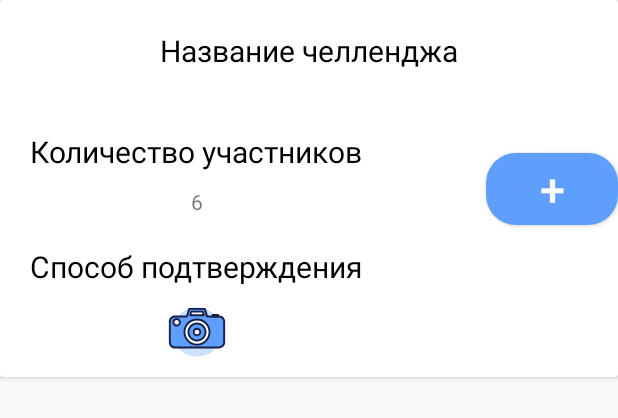
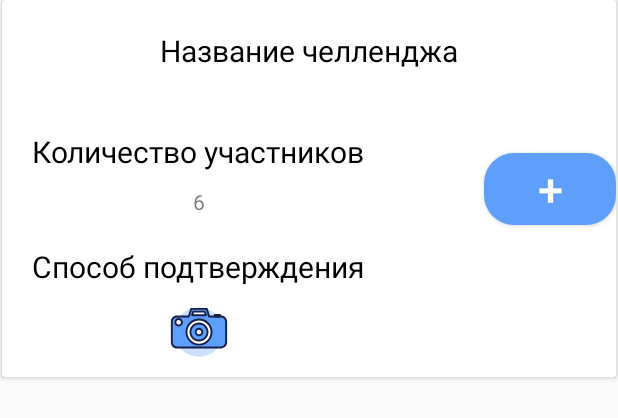
Before and after one commit to noname-unicorn/community-challenge-android, an Android app: the layout feed_challenge_item.xml on its own in the app's theme, with its tools: preview values and no code run, on a phone screen of 412 x 824 dp. Shown: the top 418 px of the screen. Run offline under Robolectric (Android 15) with nearby library versions, the phone set to English and light mode, and no system bars.

Commit message:
Feed page
-add feed adapter
-show cards after request

```diff
--- a/app/src/main/res/layout/feed_challenge_item.xml
+++ b/app/src/main/res/layout/feed_challenge_item.xml
@@ -9,6 +9,10 @@
 	app:layout_constraintEnd_toEndOf="parent"
 	app:layout_constraintStart_toStartOf="parent"
 	app:layout_constraintTop_toTopOf="parent"
+	android:elevation="2dp"
+	android:layout_marginBottom="5dp"
+	android:layout_marginStart="1dp"
+	android:layout_marginEnd="1dp"
 	>
 
 	<androidx.constraintlayout.widget.ConstraintLayout
@@ -26,7 +30,7 @@
 			android:textSize="20sp"
 			android:text="@string/participants_count"
 			app:layout_constraintStart_toStartOf="parent"
-			app:layout_constraintTop_toBottomOf="@+id/description"
+			app:layout_constraintTop_toBottomOf="@+id/name"
 			/>
 
 		<TextView
@@ -41,7 +45,7 @@
 			/>
 
 		<TextView
-			android:id="@+id/description"
+			android:id="@+id/name"
 			android:layout_width="wrap_content"
 			android:layout_height="wrap_content"
 			android:layout_margin="20dp"
```
Also changed, not shown: app/src/main/java/com/miwas/togellenge/ui/adapters/FeedChallengeAdapter.kt (+20 -1 lines), app/src/main/java/com/miwas/togellenge/ui/fragments/feed/FeedFragment.kt (+8 -3 lines).
